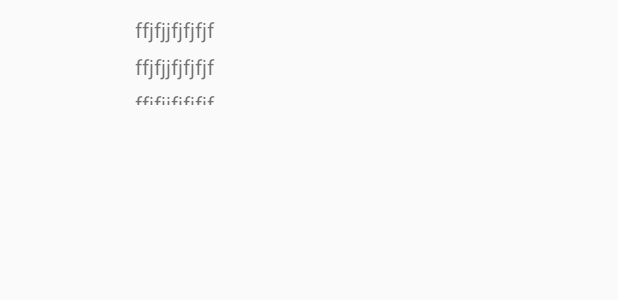
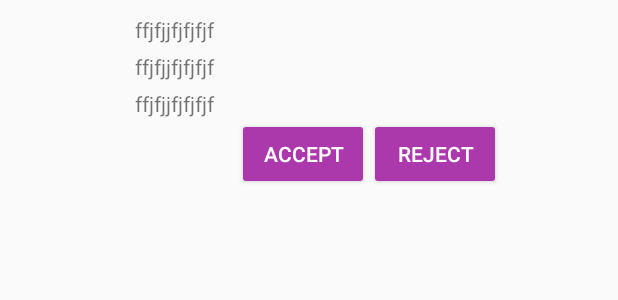
Before and after one commit to amritrath327/AISHA, an Android app: the layout user_available_list.xml on its own in the app's theme, with its tools: preview values and no code run, on a phone screen of 412 x 824 dp. Shown: the top 300 px of the screen. Run offline under Robolectric (Android 15) with nearby library versions, the phone set to English and light mode, and no system bars.

Commit message:
Sharing location request accept/reject

```diff
--- a/app/src/main/AndroidManifest.xml
+++ b/app/src/main/AndroidManifest.xml
@@ -124,6 +124,7 @@
         <activity android:name=".activities.ZipprActivity" />
         <activity android:name=".activities.SearchAishaCodeActivity" />
         <activity android:name=".activities.ZipprFoundActivity"></activity>
+        <service android:name=".services.ShareLocaionService"/>
     </application>
 
 </manifest>
--- a/app/src/main/java/com/cybercareinfoways/aisha/activities/HomeActivity.java
+++ b/app/src/main/java/com/cybercareinfoways/aisha/activities/HomeActivity.java
@@ -183,7 +183,7 @@ public class HomeActivity extends AppCompatActivity implements GoogleApiClient.C
         if (location != null) {
             Log.i("Location>>", "Current Location is" + location);
             LocationStorage.getInstance().setLocation(location);
-            LocationServices.FusedLocationApi.removeLocationUpdates(googleApiClient, this);
+            //LocationServices.FusedLocationApi.removeLocationUpdates(googleApiClient, this);
         }
     }
     private void getMyCuurentLocation() {
--- a/app/src/main/java/com/cybercareinfoways/helpers/AishaConstants.java
+++ b/app/src/main/java/com/cybercareinfoways/helpers/AishaConstants.java
@@ -55,4 +55,6 @@ public class AishaConstants {
     public static final String SEARCHCODEMSG = "Searching Location..";
     public static final String EXTRA_MOBILE_NUMBER  = "mobile_number";
     public static final String EXTRA_DURATION  = "duration";
+    public static final String EXTRA_ACTION_REQUEST_SHARE_LOCAION ="EXTRA_ACTION_REQUEST_SHARE_LOCAION";
+    public static final String EXTRA_REQUEST_LOCATION="EXTRA_REQUEST_LOCATION";
 }
--- a/app/src/main/res/layout/duration_layout.xml
+++ b/app/src/main/res/layout/duration_layout.xml
@@ -1,7 +1,7 @@
 <?xml version="1.0" encoding="utf-8"?>
 <LinearLayout xmlns:android="http://schemas.android.com/apk/res/android"
     android:orientation="vertical"
-    android:layout_width="350dp"
+    android:layout_width="match_parent"
     android:layout_height="match_parent">
     <TextView
         android:layout_width="match_parent"
--- a/app/src/main/res/layout/user_available_list.xml
+++ b/app/src/main/res/layout/user_available_list.xml
@@ -7,9 +7,9 @@
     android:layout_width="80dp"
     android:layout_height="80dp"
     android:id="@+id/imgAvailableUserPic"/>
-    <LinearLayout
+     <LinearLayout
         android:layout_width="match_parent"
-        android:layout_height="match_parent"
+        android:layout_height="wrap_content"
         android:orientation="vertical"
         android:padding="10dp"
         android:gravity="center">
@@ -30,5 +30,28 @@
             android:text="ffjfjjfjfjfjf"
             android:layout_marginTop="5dp"
             android:id="@+id/txtAvailableUserStatus"/>
+        <LinearLayout
+            android:layout_width="match_parent"
+            android:layout_height="wrap_content"
+            android:orientation="horizontal"
+            android:gravity="center"
+            android:visibility="visible"
+            android:id="@+id/acceptRejectView">
+            <Button
+                android:id="@+id/accept"
+                android:textColor="@color/white"
+                android:text="Accept"
+                android:theme="@style/MyButton"
+                android:layout_width="wrap_content"
+                android:layout_height="wrap_content" />
+            <Button
+                android:id="@+id/reject"
+                android:textColor="@color/white"
+                android:text="Reject"
+                android:theme="@style/MyButton"
+                android:layout_width="wrap_content"
+                android:layout_height="wrap_content" />
+
+        </LinearLayout>
     </LinearLayout>
 </LinearLayout>
```
Also changed, not shown: app/src/main/java/com/cybercareinfoways/aisha/adapters/UserAvailableAdapter.java (+17 -1 lines), app/src/main/java/com/cybercareinfoways/aisha/fragments/ContactsFragment.java (+39 -59 lines), app/src/main/java/com/cybercareinfoways/aisha/model/LoationRequest.java (added, +54 -0 lines), app/src/main/java/com/cybercareinfoways/aisha/services/ShareLocaionService.java (added, +40 -0 lines), app/src/main/java/com/cybercareinfoways/fcm/FireMsgService.java (+13 -11 lines).
